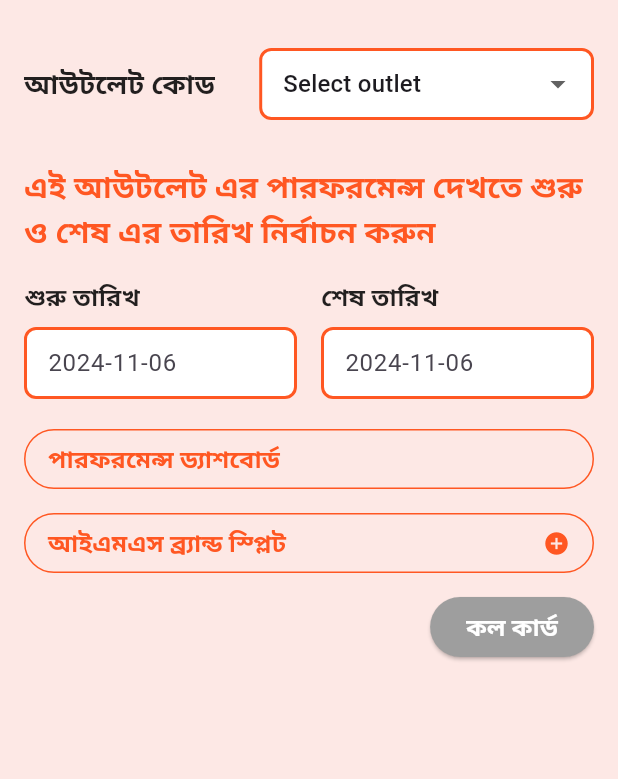
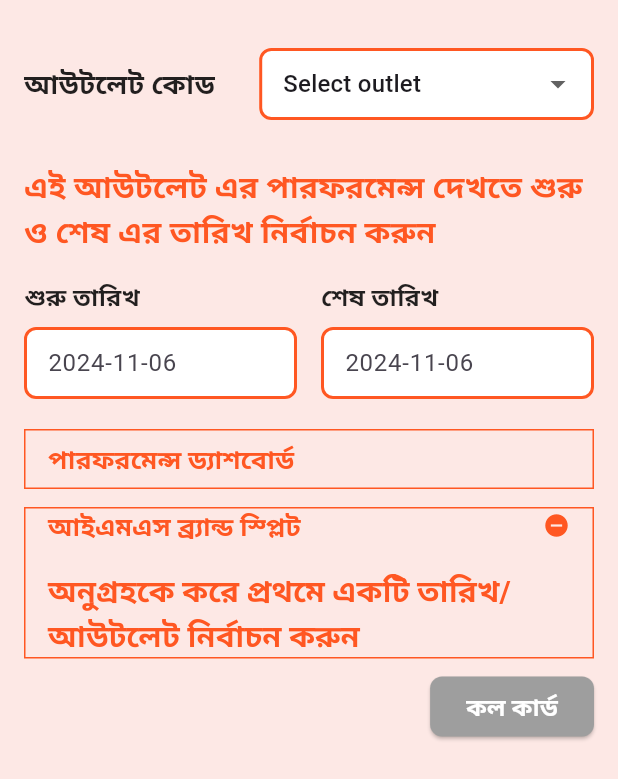
Before and after one commit to Sharif-Shariutullah/Bandhon-Flutter-Apps, a Flutter app: the UIExample screen opened directly, after a tap on "আইএমএস ব্র্যান্ড স্প্লিট", on a phone screen of 412 x 824 dp. Shown: the top 779 px of the screen. Run offline on Flutter 3.47's test engine with Material 3 defaults, Android fonts, the phone set to English and light mode, and no system bars.

Commit message:
Outlet page fully done

```diff
--- a/lib/guideline.dart
+++ b/lib/guideline.dart
@@ -10,7 +10,7 @@ class Guideline extends StatelessWidget {
 
         title: Center(
           child: Text(
-            'গাইডলাইন',
+            'গাইডলাইন প্যানেল',
             style: TextStyle(
                 color: Colors.deepOrange, fontWeight: FontWeight.bold),
           ),
@@ -23,7 +23,7 @@ class Guideline extends StatelessWidget {
             icon: Icon(
               Icons.notifications,
               color: Colors.deepOrange,
-              size: 30.0,
+              size: 40.0,
             ),
             onPressed: () {},
           ),
@@ -31,20 +31,13 @@ class Guideline extends StatelessWidget {
             icon: Icon(
               Icons.more_vert,
               color: Colors.deepOrange,
-              size: 30.0,
+              size: 40.0,
             ),
             onPressed: () {},
           ),
         ],
       ),
-      body: Center(
-        child: ElevatedButton(
-          onPressed: () {
-            Navigator.pushReplacementNamed(context, '/guideline');
-          },
-          child: Text('Guideline'),
-        ),
-      ),
+
     );
   }
 }
--- a/lib/outletAndCallCard.dart
+++ b/lib/outletAndCallCard.dart
@@ -2,11 +2,9 @@ import 'package:flutter/material.dart';
 import 'package:intl/intl.dart';
 
 class OutletAndCallCard extends StatelessWidget {
-
   @override
   Widget build(BuildContext context) {
     return Scaffold(
-
       appBar: AppBar(
         backgroundColor: Color(0xFFFDE8E5),
         title: Expanded(
@@ -57,6 +55,8 @@ class _UIExampleState extends State<UIExample> {
   List<String> outletOptions = ['Outlet 1', 'Outlet 2', 'Outlet 3', 'Outlet 4'];
   DateTime startDate = DateTime.now();
   DateTime endDate = DateTime.now();
+
+  bool isTextVisible = false; // Step 1: Add this variable
 
   // Function to format dates
   String formatDate(DateTime date) {
@@ -168,46 +168,39 @@ class _UIExampleState extends State<UIExample> {
                     items: [
                       DropdownMenuItem(
                           value: "Select outlet", child: Text("Select outlet")),
-                      DropdownMenuItem(value: "Option 1", child: Text("Option 1")),
-                      DropdownMenuItem(value: "Option 2", child: Text("Option 2")),
-                      DropdownMenuItem(value: "Option 3", child: Text("Option 3")),
+                      DropdownMenuItem(
+                          value: "Option 1", child: Text("Option 1")),
+                      DropdownMenuItem(
+                          value: "Option 2", child: Text("Option 2")),
+                      DropdownMenuItem(
+                          value: "Option 3", child: Text("Option 3")),
                     ],
                     decoration: InputDecoration(
                       filled: true,
                       fillColor: Colors.white,
                       enabledBorder: OutlineInputBorder(
                         borderRadius: BorderRadius.circular(8),
-                        borderSide: BorderSide(color: Colors.deepOrange, width: 2),
+                        borderSide:
+                            BorderSide(color: Colors.deepOrange, width: 2),
                       ),
                       focusedBorder: OutlineInputBorder(
                         borderRadius: BorderRadius.circular(8),
-                        borderSide: BorderSide(color: Colors.deepOrange, width: 2),
+                        borderSide:
+                            BorderSide(color: Colors.deepOrange, width: 2),
                       ),
                       errorBorder: OutlineInputBorder(
                         borderRadius: BorderRadius.circular(8),
                         borderSide: BorderSide(color: Colors.red, width: 2),
                       ),
-                      contentPadding: EdgeInsets.symmetric(horizontal: 12, vertical: 10),
+                      contentPadding:
+                          EdgeInsets.symmetric(horizontal: 12, vertical: 10),
                     ),
                   ),
                 ),
               ],
             ),
 
-
-
             SizedBox(height: 30),
-
-
-
-
-
-
-
-
-
-
-
 
             Text(
               'এই আউটলেট এর পারফরমেন্স দেখতে শুরু ও শেষ এর তারিখ নির্বাচন করুন',
@@ -239,28 +232,27 @@ class _UIExampleState extends State<UIExample> {
                         decoration: InputDecoration(
                           filled: true,
                           fillColor: Colors.white,
-
                           enabledBorder: OutlineInputBorder(
                             borderRadius: BorderRadius.circular(8),
                             borderSide:
                                 BorderSide(color: Colors.deepOrange, width: 2),
                           ),
-
                           focusedBorder: OutlineInputBorder(
                             borderRadius: BorderRadius.circular(8),
-                            borderSide: BorderSide(color: Colors.deepOrange, width: 2), // Sets the color when focused
+                            borderSide: BorderSide(
+                                color: Colors.deepOrange,
+                                width: 2), // Sets the color when focused
                           ),
-
                           errorBorder: OutlineInputBorder(
                             borderRadius: BorderRadius.circular(8),
-                            borderSide: BorderSide(color: Colors.red, width: 2), // Sets the color for error state
+                            borderSide: BorderSide(
+                                color: Colors.red,
+                                width: 2), // Sets the color for error state
                           ),
-
                           contentPadding: EdgeInsets.symmetric(
                               horizontal: 12, vertical: 10),
                           hintText: formatDate(startDate),
                         ),
-
                       ),
                     ],
                   ),
@@ -289,15 +281,17 @@ class _UIExampleState extends State<UIExample> {
                             borderSide:
                                 BorderSide(color: Colors.deepOrange, width: 2),
                           ),
-
                           focusedBorder: OutlineInputBorder(
                             borderRadius: BorderRadius.circular(8),
-                            borderSide: BorderSide(color: Colors.deepOrange, width: 2), // Sets the color when focused
+                            borderSide: BorderSide(
+                                color: Colors.deepOrange,
+                                width: 2), // Sets the color when focused
                           ),
-
                           errorBorder: OutlineInputBorder(
                             borderRadius: BorderRadius.circular(8),
-                            borderSide: BorderSide(color: Colors.red, width: 2), // Sets the color for error state
+                            borderSide: BorderSide(
+                                color: Colors.red,
+                                width: 2), // Sets the color for error state
                           ),
                           contentPadding: EdgeInsets.symmetric(
                               horizontal: 12, vertical: 10),
@@ -313,10 +307,12 @@ class _UIExampleState extends State<UIExample> {
             OutlinedButton(
               onPressed: () {},
               style: OutlinedButton.styleFrom(
-                side: BorderSide(color: Colors.deepOrange),
-                // Set the border color here
-                padding: EdgeInsets.symmetric(
-                    horizontal: 16), // Adjust padding if needed
+                side: BorderSide(color: Colors.deepOrange), // Set border color
+                padding: EdgeInsets.symmetric(horizontal: 16),
+                shape: RoundedRectangleBorder(
+                  borderRadius: BorderRadius
+                      .zero, // Set border radius to zero for square edges
+                ),
               ),
               child: Row(
                 children: [
@@ -328,7 +324,7 @@ class _UIExampleState extends State<UIExample> {
                         style: TextStyle(
                           color: Colors.deepOrange,
                           fontWeight: FontWeight.bold,
-                          fontSize: 16,
+                          fontSize: 17,
                         ),
                       ),
                     ),
@@ -337,15 +333,26 @@ class _UIExampleState extends State<UIExample> {
               ),
             ),
             SizedBox(height: 8),
+
             OutlinedButton(
-              onPressed: () {},
+              onPressed: () {
+                setState(() {
+                  isTextVisible = !isTextVisible;
+                });
+              },
               style: OutlinedButton.styleFrom(
-                side: BorderSide(color: Colors.deepOrange),
-                // Set the border color here
-                padding: EdgeInsets.symmetric(
-                    horizontal: 16), // Adjust padding if needed
+                side: BorderSide(color: Colors.deepOrange), // Set border color
+                padding: EdgeInsets.symmetric(horizontal: 16),
+                shape: RoundedRectangleBorder(
+                  borderRadius: BorderRadius
+                      .zero, // Set border radius to zero for square edges
                 ),
-              child: Row(
+              ),
+              child: Column(
+                // Wrap everything in a Column
+                crossAxisAlignment: CrossAxisAlignment.start,
+                children: [
+                  Row(
                     children: [
                       Expanded(
                         child: Align(
@@ -355,18 +362,36 @@ class _UIExampleState extends State<UIExample> {
                             style: TextStyle(
                               color: Colors.deepOrange,
                               fontWeight: FontWeight.w700,
-                          fontSize: 16,
+                              fontSize: 17,
                             ),
                           ),
                         ),
                       ),
                       Icon(
-                    Icons.add_circle_sharp,
+                        isTextVisible
+                            ? Icons
+                                .remove_circle_sharp // Minus icon when expanded
+                            : Icons.add_circle_sharp,
+                        // Plus icon when collapsed
                         color: Colors.deepOrange,
                       ),
                     ],
                   ),
+                  if (isTextVisible) // Conditionally display the toggle text
+                    Padding(
+                      padding: const EdgeInsets.only(top: 16.0),
+                      child: Text(
+                        'অনুগ্রহকে করে প্রথমে একটি তারিখ/আউটলেট নির্বাচন করুন',
+                        style: TextStyle(
+                            fontSize: 20,
+                            color: Colors.deepOrange,
+                            fontWeight: FontWeight.bold),
                       ),
+                    ),
+                ],
+              ),
+            ),
+
             SizedBox(height: 8),
             Row(
               mainAxisAlignment: MainAxisAlignment.end,
@@ -376,7 +401,11 @@ class _UIExampleState extends State<UIExample> {
                   onPressed: () {},
                   style: ElevatedButton.styleFrom(
                     backgroundColor: Colors.grey,
-                    // padding: EdgeInsets.symmetric(vertical: 14),
+                    shape: RoundedRectangleBorder(
+                      borderRadius:
+                          BorderRadius.circular(8.0), // Slight rounding
+                    ),
+                    // padding: EdgeInsets.symmetric(vertical: 14), // Adjust padding if needed
                   ),
                   child: Text(
                     'কল কার্ড',
```
Lines whose indentation alone changed are shown as unchanged.
